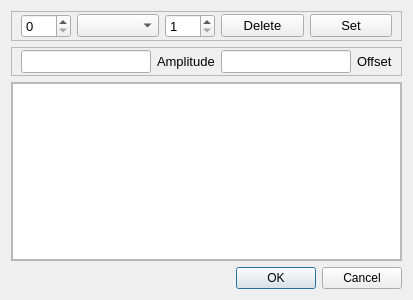
Old version of the form dataselectdialog.ui in the repository MccDv/universaltest.
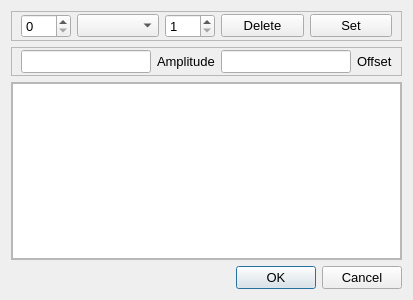
New version of the form.

Commit message: Update fonts for Mac readability. Add missing stub slots for childwindow signals.

Diff of the .ui file:
```diff
--- a/dataselectdialog.ui
+++ b/dataselectdialog.ui
@@ -10,6 +10,11 @@
     <height>300</height>
    </rect>
   </property>
+  <property name="font">
+   <font>
+    <pointsize>10</pointsize>
+   </font>
+  </property>
   <property name="windowTitle">
    <string>Select Data</string>
   </property>
@@ -204,13 +209,7 @@
        <number>0</number>
       </property>
       <item>
-       <widget class="QListWidget" name="lwShowConfig">
-        <property name="font">
-         <font>
-          <pointsize>10</pointsize>
-         </font>
-        </property>
-       </widget>
+       <widget class="QListWidget" name="lwShowConfig"/>
       </item>
      </layout>
     </widget>
```
Left out of the diff: 45 changed lines with no effect on the pictures. The commit also changes 32 other files.
